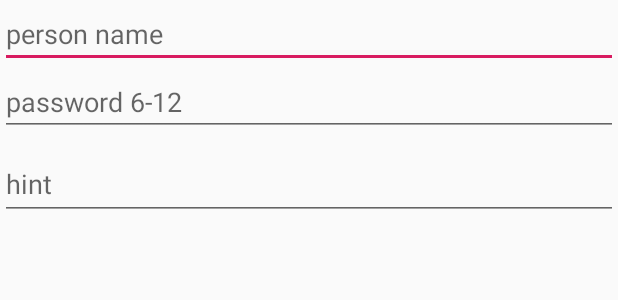
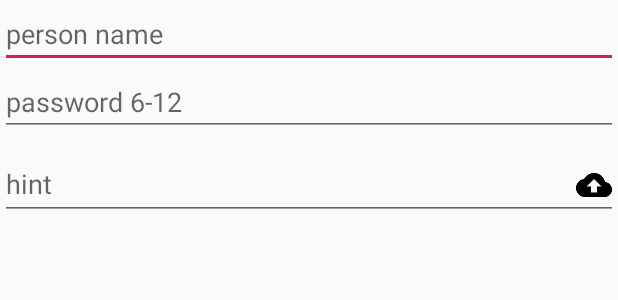
Before and after one commit to piruin/android-basic, an Android app: the layout view_edittext.xml on its own in the app's theme, with its tools: preview values and no code run, on a phone screen of 412 x 824 dp. Shown: the top 300 px of the screen. Run offline under Robolectric (Android 15) with nearby library versions, the phone set to English and light mode, and no system bars.

Commit message:
view - ImageView

```diff
--- /dev/null
+++ b/app/src/main/res/drawable/ic_cloud_upload_black_24dp.xml
@@ -0,0 +1,9 @@
+<vector xmlns:android="http://schemas.android.com/apk/res/android"
+        android:width="24dp"
+        android:height="24dp"
+        android:viewportWidth="24.0"
+        android:viewportHeight="24.0">
+    <path
+        android:fillColor="#FF000000"
+        android:pathData="M19.35,10.04C18.67,6.59 15.64,4 12,4 9.11,4 6.6,5.64 5.35,8.04 2.34,8.36 0,10.91 0,14c0,3.31 2.69,6 6,6h13c2.76,0 5,-2.24 5,-5 0,-2.64 -2.05,-4.78 -4.65,-4.96zM14,13v4h-4v-4H7l5,-5 5,5h-3z"/>
+</vector>
--- a/app/src/main/res/layout/activity_main.xml
+++ b/app/src/main/res/layout/activity_main.xml
@@ -20,7 +20,7 @@
 
     </android.support.design.widget.AppBarLayout>
 
-    <include layout="@layout/content_main" />
+    <include layout="@layout/view_imageview" />
 
     <android.support.design.widget.FloatingActionButton
         android:id="@+id/fab"
--- a/app/src/main/res/layout/view_edittext.xml
+++ b/app/src/main/res/layout/view_edittext.xml
@@ -1,7 +1,10 @@
 <?xml version="1.0" encoding="utf-8"?>
 <LinearLayout xmlns:android="http://schemas.android.com/apk/res/android"
     xmlns:tools="http://schemas.android.com/tools"
-    android:orientation="vertical" android:layout_width="match_parent"
+    xmlns:app="http://schemas.android.com/apk/res-auto"
+    android:orientation="vertical"
+    android:layout_width="match_parent"
+    app:layout_behavior="@string/appbar_scrolling_view_behavior"
     android:layout_height="match_parent">
 
     <EditText
@@ -22,11 +25,13 @@
 
     <android.support.design.widget.TextInputLayout
         android:layout_width="match_parent"
-        android:layout_height="match_parent">
+        android:layout_height="wrap_content">
 
         <android.support.design.widget.TextInputEditText
             android:layout_width="match_parent"
             android:layout_height="wrap_content"
+            android:drawableEnd="@drawable/ic_cloud_upload_black_24dp"
+            android:drawablePadding="8dp"
             android:hint="hint"
             android:inputType="textPassword"
             android:singleLine="true" />
```
Also changed, not shown: app/src/main/res/layout/view_imageview.xml (added, +24 -0 lines).
